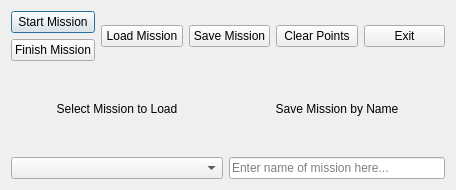
First picture: the form in GS/gscontrolpanel.ui, repository UCI-UAVForge/GroundStation, before the edit.
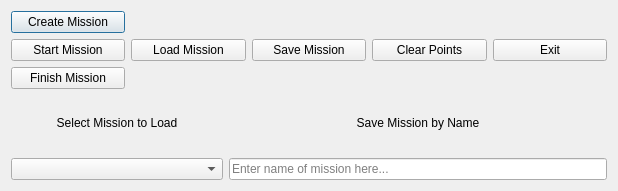
Second picture: the form after the edit.

What changed in the file:
```diff
--- a/GS/gscontrolpanel.ui
+++ b/GS/gscontrolpanel.ui
@@ -6,8 +6,8 @@
    <rect>
     <x>0</x>
     <y>0</y>
-    <width>456</width>
-    <height>190</height>
+    <width>618</width>
+    <height>191</height>
    </rect>
   </property>
   <property name="windowTitle">
@@ -20,6 +20,13 @@
       <layout class="QHBoxLayout" name="ButtonLayout">
        <item>
         <layout class="QVBoxLayout" name="StartFinishMissionButtonLayout">
+         <item>
+          <widget class="QPushButton" name="CreateMissionButton">
+           <property name="text">
+            <string>Create Mission</string>
+           </property>
+          </widget>
+         </item>
          <item>
           <widget class="QPushButton" name="StartMissionButton">
            <property name="text">
```
